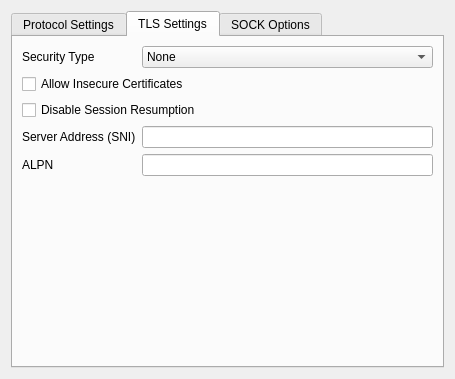
Before: the Qt Designer form src/ui/widgets/widgets/StreamSettingsWidget.ui in Qv2ray/Qv2ray, drawn with Qt 5.
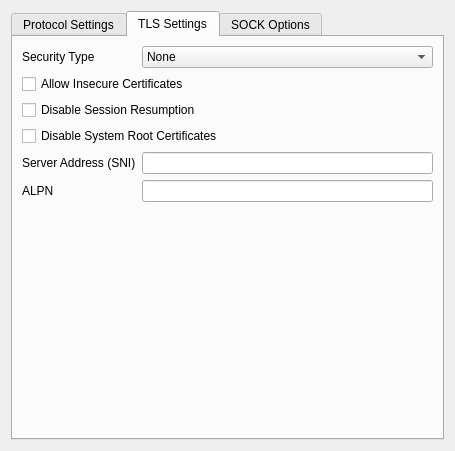
After: the same form once the commit is applied. The open tabs and pages were chosen to show the change.

Commit message: expose disableSystemRoot certificate entry

```diff
--- a/src/ui/widgets/widgets/StreamSettingsWidget.ui
+++ b/src/ui/widgets/widgets/StreamSettingsWidget.ui
@@ -7,7 +7,7 @@
     <x>0</x>
     <y>0</y>
     <width>455</width>
-    <height>379</height>
+    <height>451</height>
    </rect>
   </property>
   <property name="windowTitle">
@@ -691,26 +691,33 @@
          </property>
         </widget>
        </item>
-       <item row="3" column="0">
+       <item row="4" column="0">
         <widget class="QLabel" name="label_6">
          <property name="text">
           <string>Server Address (SNI)</string>
          </property>
         </widget>
        </item>
-       <item row="3" column="1">
+       <item row="4" column="1">
         <widget class="QLineEdit" name="serverNameTxt"/>
        </item>
-       <item row="4" column="0">
+       <item row="5" column="0">
         <widget class="QLabel" name="label_14">
          <property name="text">
           <string>ALPN</string>
          </property>
         </widget>
        </item>
-       <item row="4" column="1">
+       <item row="5" column="1">
         <widget class="QLineEdit" name="alpnTxt"/>
        </item>
+       <item row="3" column="0" colspan="2">
+        <widget class="QCheckBox" name="disableSystemRoot">
+         <property name="text">
+          <string>Disable System Root Certificates</string>
+         </property>
+        </widget>
+       </item>
       </layout>
      </widget>
      <widget class="QWidget" name="tab_2">
```
Left out of the diff: 2 changed lines with no effect on the pictures. The commit also changes 2 other files.
